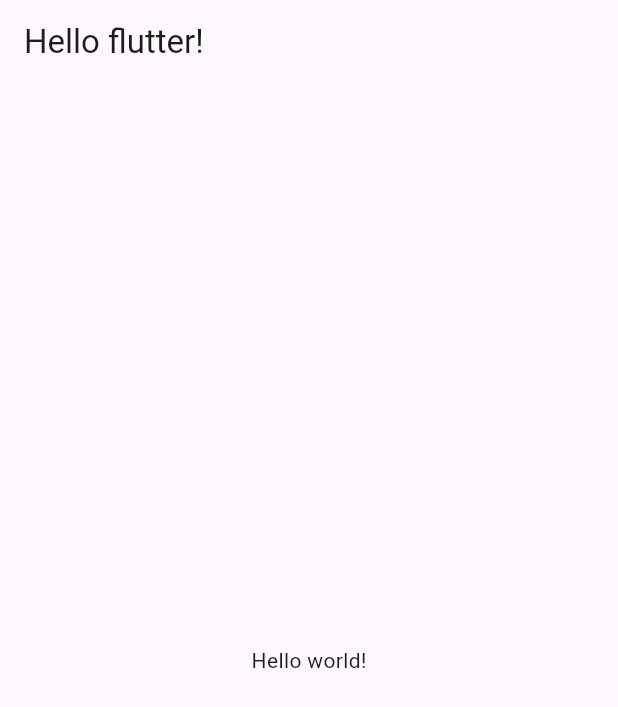
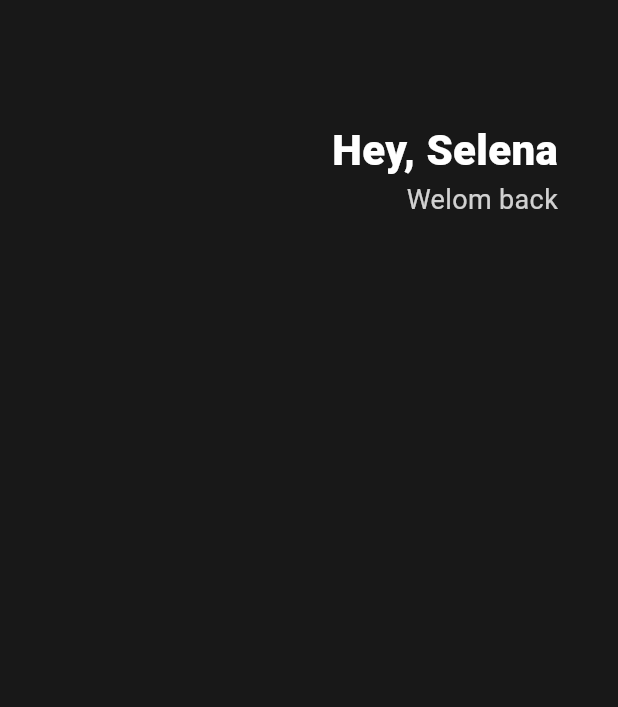
Before and after one commit to nahy-512/Flutter, a Flutter app: the screen it shows after launch, on a phone screen of 412 x 824 dp. Shown: the top 707 px of the screen. Run offline on Flutter 3.47's test engine with Material 3 defaults, Android fonts, the phone set to English and light mode, and no system bars.

Commit message:
✨ Feat: Week3 - 웹툰앱 3.0강 "Header"
상단 텍스트 위젯 배치

```diff
--- a/app/toonflix/lib/main.dart
+++ b/app/toonflix/lib/main.dart
@@ -9,12 +9,42 @@ class App extends StatelessWidget {
   Widget build(BuildContext context) {
     return MaterialApp(
       home: Scaffold(
-        appBar: AppBar(
-          title: Text('Hello flutter!'),
-        ),
-        body: Center(
-          child: Text('Hello world!'),
-        ),
+        backgroundColor: Color(0xFF181818),
+        body: Padding(
+          padding: EdgeInsets.symmetric(
+              horizontal: 40
+          ),
+          child: Column(
+            children: [
+              SizedBox(
+                height: 80,
+              ),
+              Row(
+                mainAxisAlignment: MainAxisAlignment.end,
+                children: [
+                  Column(
+                    crossAxisAlignment: CrossAxisAlignment.end,
+                    children: [
+                      Text('Hey, Selena',
+                        style: TextStyle(
+                          color: Colors.white,
+                          fontSize: 28,
+                          fontWeight: FontWeight.w800,
+                        ),
+                      ),
+                      Text('Welom back',
+                        style: TextStyle(
+                          color: Colors.white.withOpacity(0.8),
+                          fontSize: 18,
+                        ),
+                      ),
+                    ],
+                  )
+                ],
+              )
+            ],
+          ),
+        )
       ),
     );
   }
```
